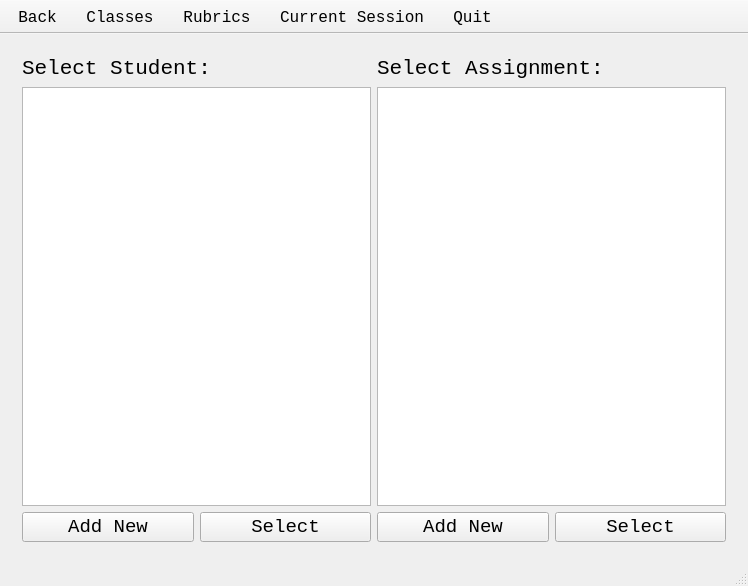
Before: the Qt Designer form GAUI/basescreen.ui in ezfe/grading-assistant-cs205, drawn with Qt 5.
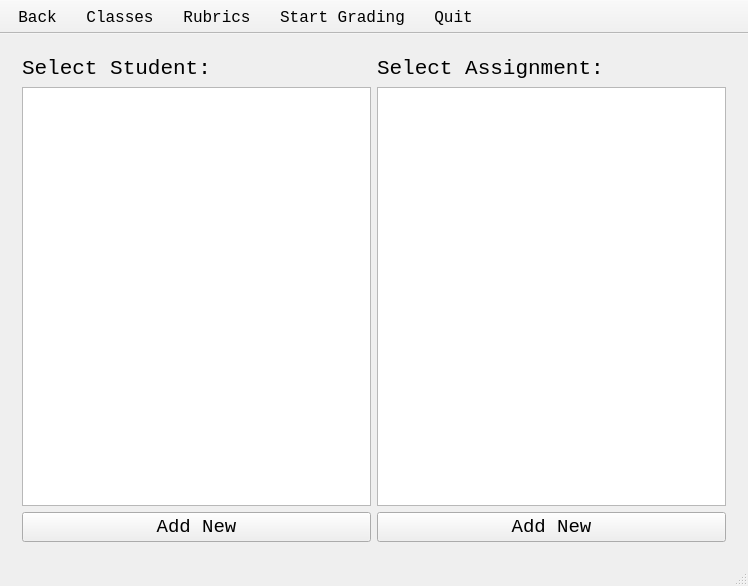
After: the same form once the commit is applied. The open tabs and pages were chosen to show the change.

Commit message: Switched select buttons to double clicking + fixed ec problem

Patch:
```diff
--- a/GAUI/basescreen.ui
+++ b/GAUI/basescreen.ui
@@ -360,19 +360,6 @@
             </property>
            </widget>
           </item>
-          <item>
-           <widget class="QPushButton" name="selectStudentButton">
-            <property name="font">
-             <font>
-              <family>Monospace</family>
-              <pointsize>14</pointsize>
-             </font>
-            </property>
-            <property name="text">
-             <string>Select</string>
-            </property>
-           </widget>
-          </item>
          </layout>
         </item>
         <item row="1" column="1">
@@ -390,19 +377,6 @@
             </property>
            </widget>
           </item>
-          <item>
-           <widget class="QPushButton" name="selectAssignmentButton">
-            <property name="font">
-             <font>
-              <family>Monospace</family>
-              <pointsize>14</pointsize>
-             </font>
-            </property>
-            <property name="text">
-             <string>Select</string>
-            </property>
-           </widget>
-          </item>
          </layout>
         </item>
        </layout>
@@ -856,7 +830,7 @@
   </action>
   <action name="actionCurrent_Session">
    <property name="text">
-    <string>Current Session</string>
+    <string>Start Grading</string>
    </property>
    <property name="toolTip">
     <string>Current Session</string>
```
Left out of the diff: 28 changed lines with no effect on the pictures. The commit also changes 3 other files.
